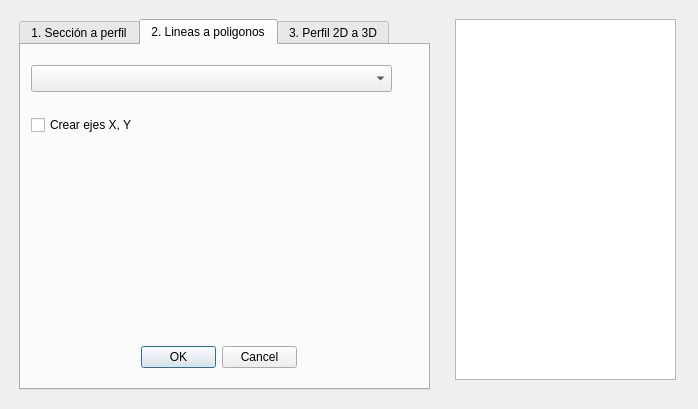
The window that secGeol.ui (aurarlora/secgeol) describes before a commit, drawn with Qt 5.
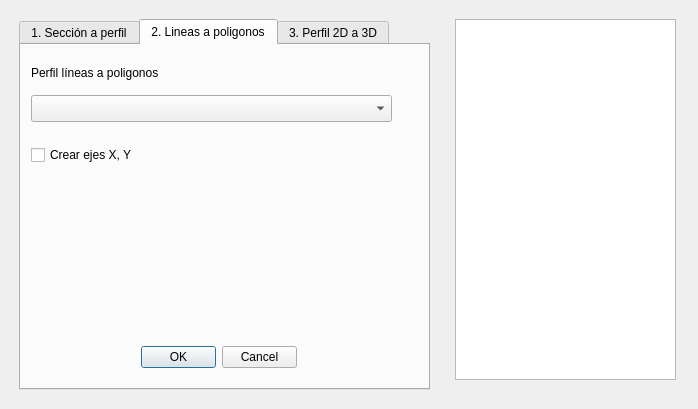
The same window after the commit. The open tabs and pages were chosen to show the change. Custom widgets are drawn as their Qt base class.

Commit message: v0.6 - Integración de herramienta de dibujo de sección con visualización interactiva, soporte dual de entrada (layer o dibujo), detección de quiebres y mejora de flujo de validación

```diff
--- a/secGeol.ui
+++ b/secGeol.ui
@@ -276,7 +276,7 @@
       <property name="geometry">
        <rect>
         <x>10</x>
-        <y>70</y>
+        <y>100</y>
         <width>101</width>
         <height>20</height>
        </rect>
@@ -289,7 +289,7 @@
       <property name="geometry">
        <rect>
         <x>10</x>
-        <y>110</y>
+        <y>140</y>
         <width>361</width>
         <height>27</height>
        </rect>
@@ -299,7 +299,7 @@
       <property name="geometry">
        <rect>
         <x>10</x>
-        <y>20</y>
+        <y>50</y>
         <width>361</width>
         <height>27</height>
        </rect>
@@ -318,6 +318,19 @@
        <set>QDialogButtonBox::StandardButton::Cancel|QDialogButtonBox::StandardButton::Ok</set>
       </property>
      </widget>
+     <widget class="QLabel" name="label_5">
+      <property name="geometry">
+       <rect>
+        <x>10</x>
+        <y>20</y>
+        <width>141</width>
+        <height>16</height>
+       </rect>
+      </property>
+      <property name="text">
+       <string>Perfil líneas a poligonos</string>
+      </property>
+     </widget>
     </widget>
     <widget class="QWidget" name="tres">
      <attribute name="title">
```
Left out of the diff: 2 changed lines with no effect on the pictures. The commit also changes 2 other files.
